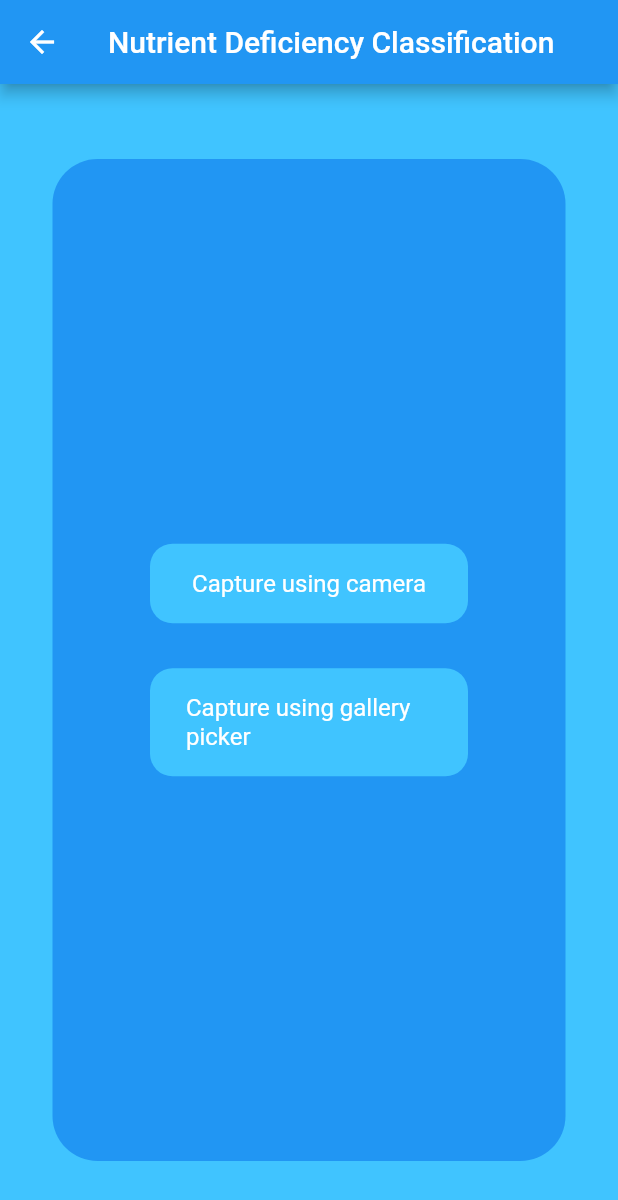
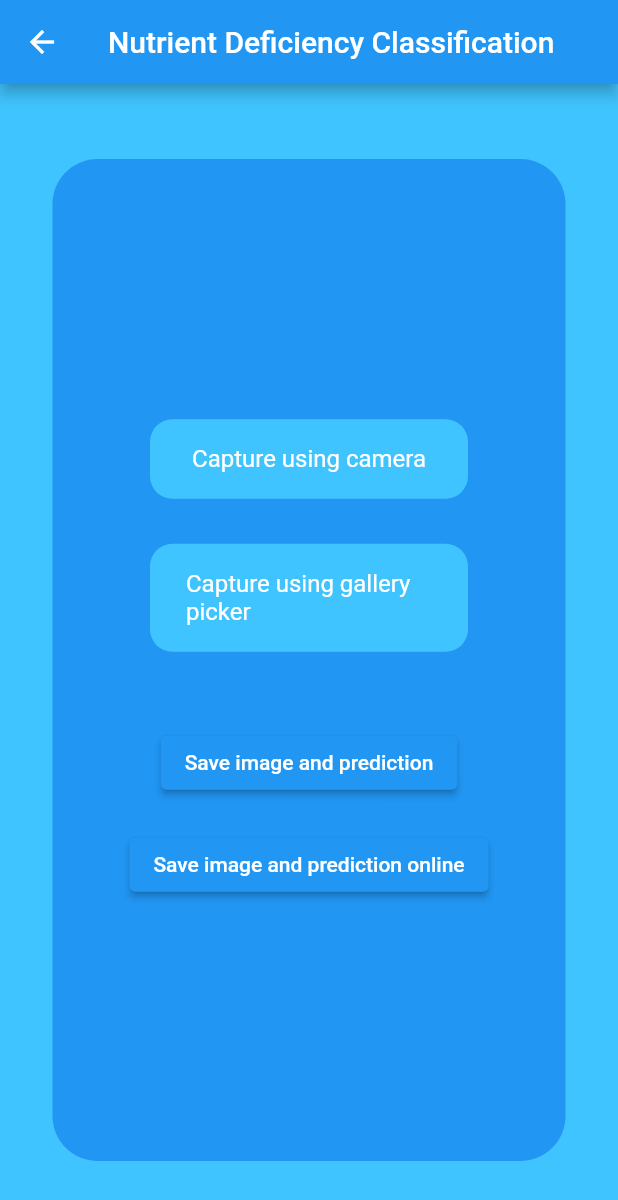
Before and after one commit to Jngkay/deficam, a Flutter app: the Home screen opened directly, after a tap on "Capture using camera", on a phone screen of 412 x 824 dp. Shown: the top 1200 px of the screen. Run offline on Flutter 3.47's test engine with Material 2 defaults, Android fonts, the phone set to English and light mode, and no system bars; our stand-ins replace camera, cloud_firestore, firebase_core, firebase_storage, flutter_onboarding_slider, google_fonts and 2 more; missing offline and left inert: flutter_exit_app, tflite; accounts and stored records are empty.

Commit message:
create a btn to save local & online img & class

```diff
--- a/lib/camscreen.dart
+++ b/lib/camscreen.dart
@@ -1,4 +1,5 @@
 import 'dart:io';
+import 'package:cloud_firestore/cloud_firestore.dart';
 import 'package:flutter/foundation.dart';
 import 'package:flutter/material.dart';
 import 'package:path/path.dart';
@@ -29,6 +30,7 @@ class _HomeState extends State<Home> {
   late File _image;
   late List _output;
   final picker = ImagePicker();
+  String _predictedClass = '';
 
   @override
   void initState() {
@@ -57,7 +59,7 @@ class _HomeState extends State<Home> {
       _loading = false;
     });
 
-    final appDir = await getApplicationDocumentsDirectory();
+    /*final appDir = await getApplicationDocumentsDirectory();
     final fileName = basename(image.path);
     final predFile = File('${appDir.path}/${fileName.split('.').first}.txt');
     final predText =
@@ -69,7 +71,7 @@ class _HomeState extends State<Home> {
         .ref()
         .child('predictions/${fileName.split('.').first}.txt');
     final predUploadTask = predStorageRef.putFile(predFile);
-    await predUploadTask.whenComplete(() => print('Prediction uploaded'));
+    await predUploadTask.whenComplete(() => print('Prediction uploaded'));*/
   }
 
   loadModel() async {
@@ -83,14 +85,16 @@ class _HomeState extends State<Home> {
     setState(() {
       _image = File(image.path);
     });
-    final appDir = await getApplicationDocumentsDirectory();
+
+    classifyImage(_image);
+    /*  final appDir = await getApplicationDocumentsDirectory();
     final fileName = basename(image.path);
     final savedImage = await _image.copy('${appDir.path}/$fileName');
-    classifyImage(savedImage);
+
     // Upload image and prediction to Firebase storage
     final storageRef = FirebaseStorage.instance.ref().child('images/$fileName');
     final uploadTask = storageRef.putFile(savedImage);
-    await uploadTask.whenComplete(() => print('Image uploaded'));
+    await uploadTask.whenComplete(() => print('Image uploaded'));*/
   }
 
   pickGalleryImage() async {
@@ -100,6 +104,53 @@ class _HomeState extends State<Home> {
       _image = File(image.path);
     });
     classifyImage(_image);
+  }
+
+  void _saveImageAndPrediction() async {
+    final directory = await getApplicationDocumentsDirectory();
+    final timestamp = DateTime.now().millisecondsSinceEpoch;
+    final fileName = 'image_$timestamp.jpg';
+    final localFile = await _image.copy('${directory.path}/$fileName');
+    print('Image saved locally: ${localFile.path}');
+    print('Predicted class: ${_output[0]['label']}');
+
+    // Save predicted class to a text file
+    final predictionFileName =
+        '${fileName.replaceAll('.jpg', '')}_prediction.txt';
+    final predictionFile =
+        await File('${directory.path}/$predictionFileName').create();
+    await predictionFile.writeAsString(_output[0]['label']);
+
+    if (await localFile.exists() && await predictionFile.exists()) {
+      print('Files saved successfully');
+    } else {
+      print('File save failed');
+    }
+  }
+
+  void _saveToFirebase() async {
+    final appDir = await getApplicationDocumentsDirectory();
+    final fileName = basename(_image.path);
+    final predFile = File('${appDir.path}/${fileName.split('.').first}.txt');
+    final savedImage = await _image.copy('${appDir.path}/$fileName');
+    final predText =
+        'The plant is suffering from a lack of ${_output[0]['label']}';
+    await predFile.writeAsString(predText);
+
+    // Upload prediction to Firebase storage
+    final predStorageRef = FirebaseStorage.instance
+        .ref()
+        .child('predictions/${fileName.split('.').first}.txt');
+    final predUploadTask = predStorageRef.putFile(predFile);
+    await predUploadTask.whenComplete(() => print('Prediction uploaded'));
+
+    // Upload image and prediction to Firebase storage
+    final storageRef = FirebaseStorage.instance.ref().child('images/$fileName');
+    final uploadTask = storageRef.putFile(savedImage);
+    await uploadTask.whenComplete(() => print('Image uploaded'));
+
+    // Print a message to indicate that the image and prediction were saved
+    print('Image and prediction saved to Firebase');
   }
 
   @override
@@ -194,6 +245,20 @@ class _HomeState extends State<Home> {
                             style: TextStyle(color: Colors.white, fontSize: 16),
                           )),
                     ),
+                    SizedBox(
+                      height: 50,
+                    ),
+                    ElevatedButton(
+                      onPressed: _saveImageAndPrediction,
+                      child: Text('Save image and prediction'),
+                    ),
+                    SizedBox(
+                      height: 20,
+                    ),
+                    ElevatedButton(
+                      onPressed: _saveToFirebase,
+                      child: Text('Save image and prediction online'),
+                    ),
                   ],
                 ),
               )
```
